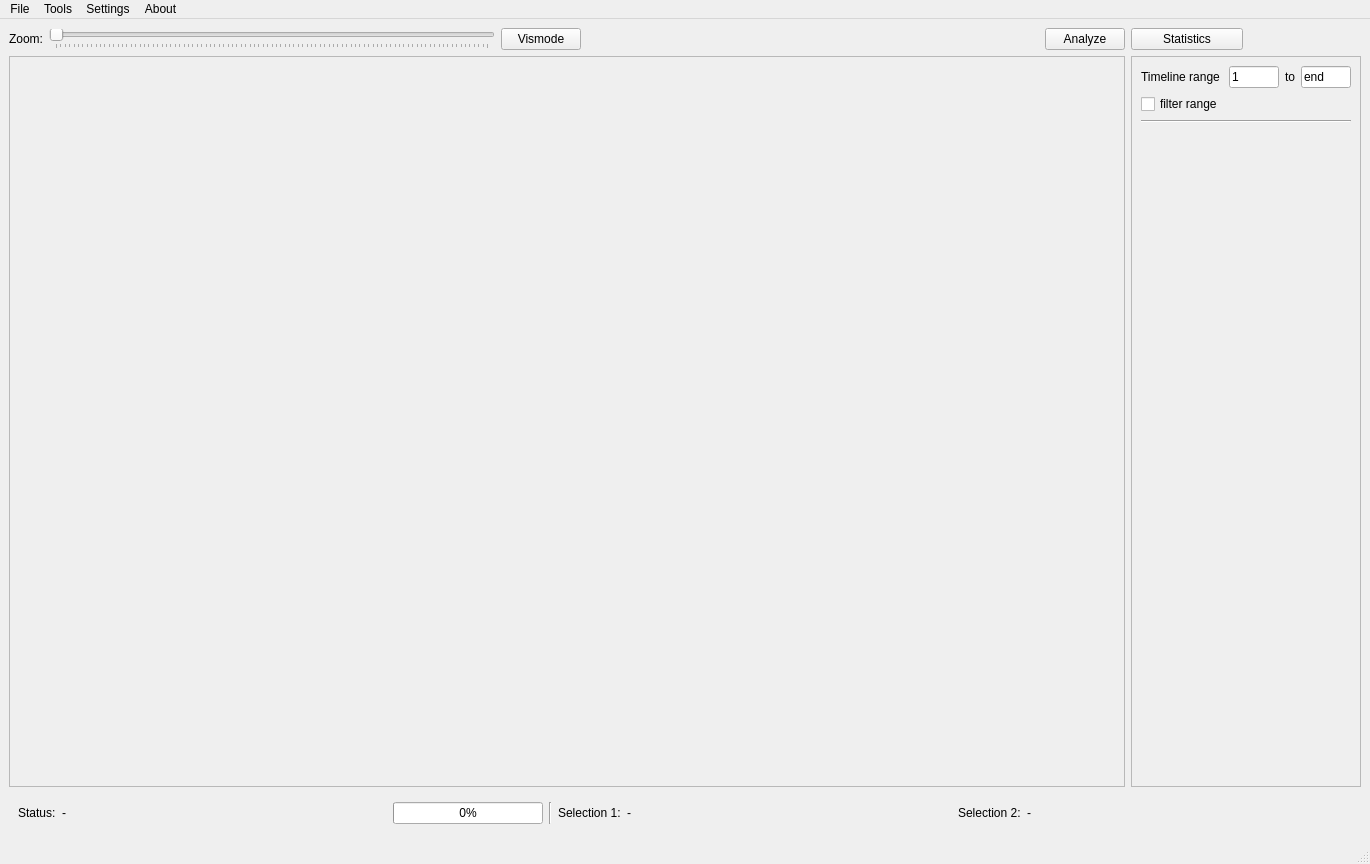
Before: the Qt Designer form PyContact/gui/MainQtGui.ui in maxscheurer/pycontact, drawn with Qt 5.
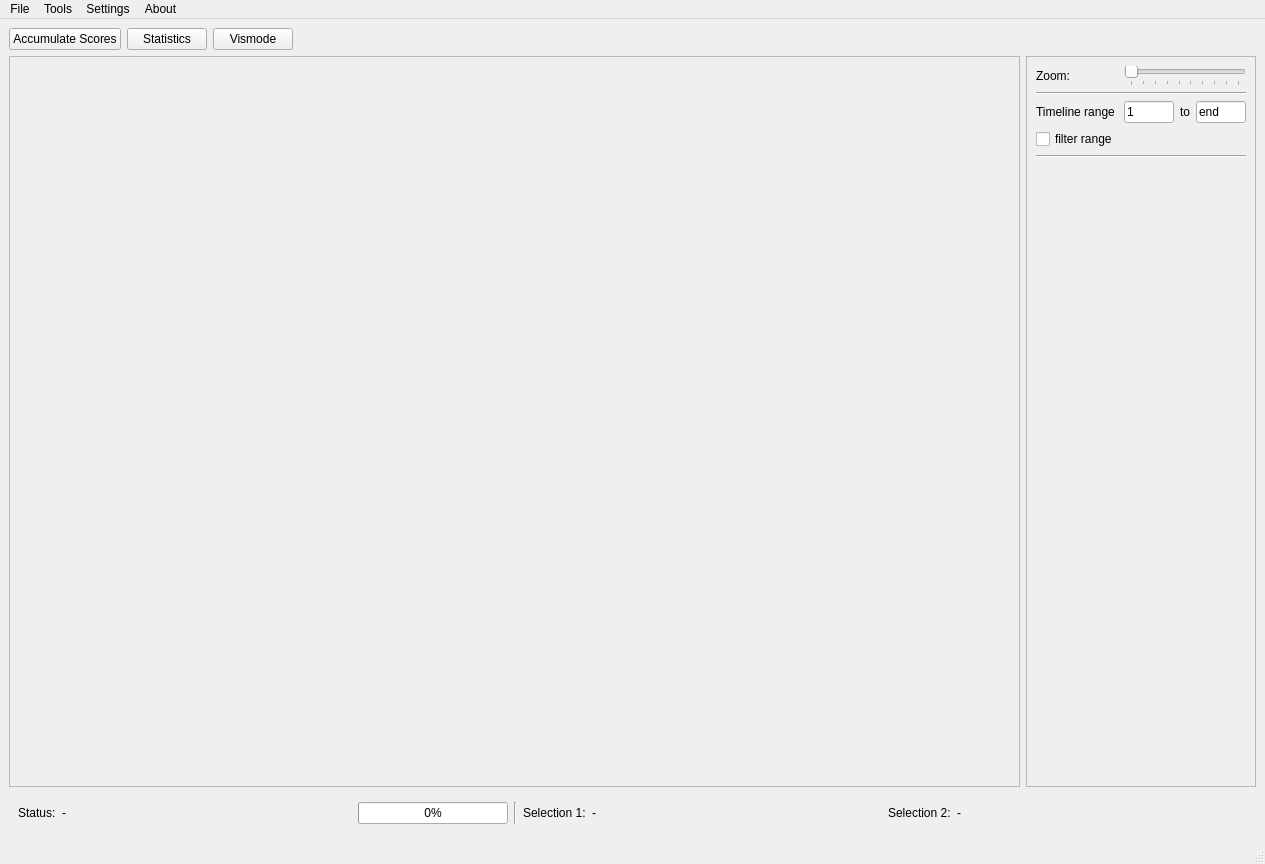
After: the same form once the commit is applied.

What changed in the file:
```diff
--- a/PyContact/gui/MainQtGui.ui
+++ b/PyContact/gui/MainQtGui.ui
@@ -6,7 +6,7 @@
    <rect>
     <x>0</x>
     <y>0</y>
-    <width>1370</width>
+    <width>1265</width>
     <height>864</height>
    </rect>
   </property>
@@ -15,81 +15,14 @@
   </property>
   <widget class="QWidget" name="centralwidget">
    <layout class="QGridLayout" name="gridLayout">
-    <item row="0" column="3">
-     <spacer name="horizontalSpacer">
-      <property name="orientation">
-       <enum>Qt::Horizontal</enum>
-      </property>
-      <property name="sizeHint" stdset="0">
-       <size>
-        <width>40</width>
-        <height>20</height>
-       </size>
-      </property>
-     </spacer>
-    </item>
-    <item row="0" column="6">
-     <widget class="QPushButton" name="statisticsButton">
+    <item row="0" column="3" colspan="2">
+     <widget class="QPushButton" name="visModeButton">
       <property name="text">
-       <string>Statistics</string>
+       <string>Vismode</string>
       </property>
      </widget>
     </item>
-    <item row="0" column="1">
-     <widget class="QSlider" name="mergeSlider">
-      <property name="sizePolicy">
-       <sizepolicy hsizetype="Expanding" vsizetype="Fixed">
-        <horstretch>0</horstretch>
-        <verstretch>0</verstretch>
-       </sizepolicy>
-      </property>
-      <property name="minimum">
-       <number>1</number>
-      </property>
-      <property name="maximum">
-       <number>99</number>
-      </property>
-      <property name="singleStep">
-       <number>5</number>
-      </property>
-      <property name="orientation">
-       <enum>Qt::Horizontal</enum>
-      </property>
-      <property name="invertedAppearance">
-       <bool>false</bool>
-      </property>
-      <property name="invertedControls">
-       <bool>false</bool>
-      </property>
-      <property name="tickPosition">
-       <enum>QSlider::TicksBelow</enum>
-      </property>
-      <property name="tickInterval">
-       <number>1</number>
-      </property>
-     </widget>
-    </item>
-    <item row="0" column="0">
-     <widget class="QLabel" name="zoomSliderLabel">
-      <property name="sizePolicy">
-       <sizepolicy hsizetype="Fixed" vsizetype="Preferred">
-        <horstretch>0</horstretch>
-        <verstretch>0</verstretch>
-       </sizepolicy>
-      </property>
-      <property name="text">
-       <string>Zoom:</string>
-      </property>
-     </widget>
-    </item>
-    <item row="0" column="5">
-     <widget class="QPushButton" name="analysisButton">
-      <property name="text">
-       <string>Analyze</string>
-      </property>
-     </widget>
-    </item>
-    <item row="3" column="0" colspan="8">
+    <item row="3" column="0" colspan="10">
      <widget class="QWidget" name="infoWidget" native="true">
       <property name="sizePolicy">
        <sizepolicy hsizetype="Preferred" vsizetype="Fixed">
@@ -196,14 +129,7 @@
       </layout>
      </widget>
     </item>
-    <item row="0" column="2">
-     <widget class="QPushButton" name="visModeButton">
-      <property name="text">
-       <string>Vismode</string>
-      </property>
-     </widget>
-    </item>
-    <item row="2" column="6" colspan="2">
+    <item row="2" column="8" colspan="2">
      <widget class="QFrame" name="filterFrame">
       <property name="frameShape">
        <enum>QFrame::StyledPanel</enum>
@@ -212,7 +138,20 @@
        <enum>QFrame::Raised</enum>
       </property>
       <layout class="QGridLayout" name="gridLayout_3">
-       <item row="0" column="3">
+       <item row="0" column="1">
+        <widget class="QLabel" name="zoomSliderLabel">
+         <property name="sizePolicy">
+          <sizepolicy hsizetype="Fixed" vsizetype="Preferred">
+           <horstretch>0</horstretch>
+           <verstretch>0</verstretch>
+          </sizepolicy>
+         </property>
+         <property name="text">
+          <string>Zoom:</string>
+         </property>
+        </widget>
+       </item>
+       <item row="2" column="3">
         <widget class="QLabel" name="toLabel">
          <property name="maximumSize">
           <size>
@@ -225,7 +164,7 @@
          </property>
         </widget>
        </item>
-       <item row="0" column="1">
+       <item row="2" column="1">
         <widget class="QLabel" name="rangeLabel">
          <property name="maximumSize">
           <size>
@@ -238,14 +177,14 @@
          </property>
         </widget>
        </item>
-       <item row="2" column="1" colspan="4">
+       <item row="4" column="1" colspan="4">
         <widget class="Line" name="sepLine2">
          <property name="orientation">
           <enum>Qt::Horizontal</enum>
          </property>
         </widget>
        </item>
-       <item row="0" column="4">
+       <item row="2" column="4">
         <widget class="QLineEdit" name="upperRangeField">
          <property name="sizePolicy">
           <sizepolicy hsizetype="Fixed" vsizetype="Fixed">
@@ -264,7 +203,7 @@
          </property>
         </widget>
        </item>
-       <item row="0" column="2">
+       <item row="2" column="2">
         <widget class="QLineEdit" name="lowerRangeField">
          <property name="sizePolicy">
           <sizepolicy hsizetype="Fixed" vsizetype="Fixed">
@@ -283,14 +222,48 @@
          </property>
         </widget>
        </item>
-       <item row="1" column="1">
+       <item row="3" column="1">
         <widget class="QCheckBox" name="filterRangeCheckbox">
          <property name="text">
           <string>filter range</string>
          </property>
         </widget>
        </item>
-       <item row="3" column="1">
+       <item row="0" column="2" colspan="3">
+        <widget class="QSlider" name="mergeSlider">
+         <property name="sizePolicy">
+          <sizepolicy hsizetype="Expanding" vsizetype="Fixed">
+           <horstretch>0</horstretch>
+           <verstretch>0</verstretch>
+          </sizepolicy>
+         </property>
+         <property name="minimum">
+          <number>1</number>
+         </property>
+         <property name="maximum">
+          <number>10</number>
+         </property>
+         <property name="singleStep">
+          <number>1</number>
+         </property>
+         <property name="orientation">
+          <enum>Qt::Horizontal</enum>
+         </property>
+         <property name="invertedAppearance">
+          <bool>false</bool>
+         </property>
+         <property name="invertedControls">
+          <bool>false</bool>
+         </property>
+         <property name="tickPosition">
+          <enum>QSlider::TicksBelow</enum>
+         </property>
+         <property name="tickInterval">
+          <number>1</number>
+         </property>
+        </widget>
+       </item>
+       <item row="5" column="1">
         <spacer name="verticalSpacer">
          <property name="orientation">
           <enum>Qt::Vertical</enum>
@@ -303,10 +276,17 @@
          </property>
         </spacer>
        </item>
+       <item row="1" column="1" colspan="4">
+        <widget class="Line" name="line_2">
+         <property name="orientation">
+          <enum>Qt::Horizontal</enum>
+         </property>
+        </widget>
+       </item>
       </layout>
      </widget>
     </item>
-    <item row="2" column="0" colspan="6">
+    <item row="2" column="0" colspan="8">
      <widget class="QScrollArea" name="scrollArea">
       <property name="sizeAdjustPolicy">
        <enum>QAbstractScrollArea::AdjustIgnored</enum>
@@ -319,13 +299,40 @@
         <rect>
          <x>0</x>
          <y>0</y>
-         <width>1095</width>
+         <width>990</width>
          <height>708</height>
         </rect>
        </property>
       </widget>
      </widget>
     </item>
+    <item row="0" column="2">
+     <widget class="QPushButton" name="statisticsButton">
+      <property name="text">
+       <string>Statistics</string>
+      </property>
+     </widget>
+    </item>
+    <item row="0" column="0" colspan="2">
+     <widget class="QPushButton" name="analysisButton">
+      <property name="text">
+       <string>Accumulate Scores</string>
+      </property>
+     </widget>
+    </item>
+    <item row="0" column="5">
+     <spacer name="horizontalSpacer">
+      <property name="orientation">
+       <enum>Qt::Horizontal</enum>
+      </property>
+      <property name="sizeHint" stdset="0">
+       <size>
+        <width>40</width>
+        <height>20</height>
+       </size>
+      </property>
+     </spacer>
+    </item>
    </layout>
   </widget>
   <widget class="QStatusBar" name="statusbar"/>
@@ -334,7 +341,7 @@
     <rect>
      <x>0</x>
      <y>0</y>
-     <width>1370</width>
+     <width>1265</width>
      <height>25</height>
     </rect>
    </property>
```
Left out of the diff: 3 changed lines with no effect on the pictures.
